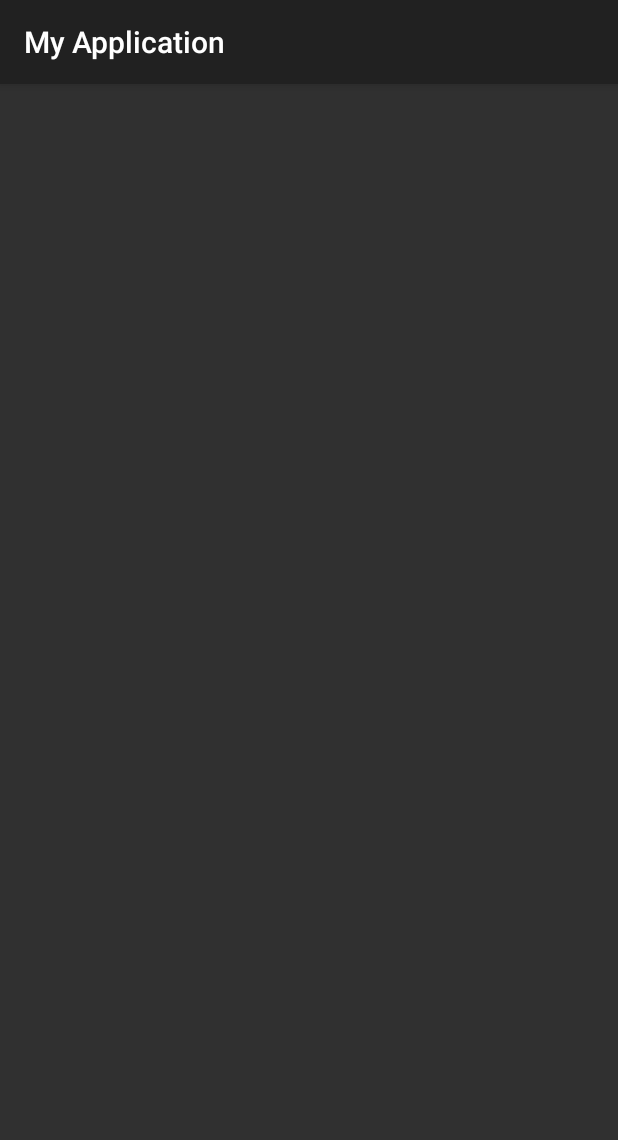
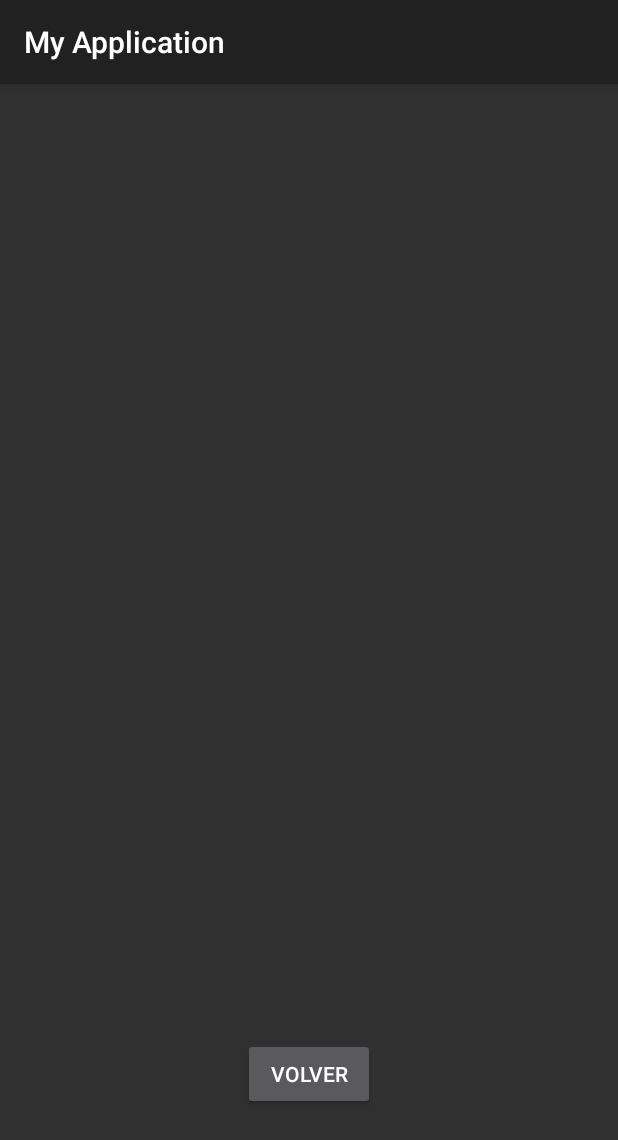
Before and after one commit to ManuelJDonoso/examen_febrero_android, an Android app: the pantallaListado screen opened directly, with no data from a screen before it, on a phone screen of 412 x 824 dp. Shown: the top 1140 px of the screen. Run offline under Robolectric (Android 15) with nearby library versions, the phone set to English and light mode, and no system bars.

Commit message:
pantalla lista

```diff
--- a/app/src/main/java/com/tarea7/examen/pantallaListado.java
+++ b/app/src/main/java/com/tarea7/examen/pantallaListado.java
@@ -1,6 +1,8 @@
 package com.tarea7.examen;
 
 import android.os.Bundle;
+import android.view.View;
+import android.widget.Button;
 
 import androidx.activity.EdgeToEdge;
 import androidx.appcompat.app.AppCompatActivity;
@@ -10,6 +12,7 @@ import androidx.core.view.WindowInsetsCompat;
 
 public class pantallaListado extends AppCompatActivity {
 
+    private Button btn_volver;
     @Override
     protected void onCreate(Bundle savedInstanceState) {
         super.onCreate(savedInstanceState);
@@ -20,5 +23,17 @@ public class pantallaListado extends AppCompatActivity {
             v.setPadding(systemBars.left, systemBars.top, systemBars.right, systemBars.bottom);
             return insets;
         });
+
+        btn_volver=findViewById(R.id.btn_volver);
+        listenerbutton();
+    }
+
+    public void listenerbutton(){
+        btn_volver.setOnClickListener(new View.OnClickListener() {
+            @Override
+            public void onClick(View v) {
+                finish();
+            }
+        });
     }
 }
--- a/app/src/main/res/layout/activity_pantalla_listado.xml
+++ b/app/src/main/res/layout/activity_pantalla_listado.xml
@@ -7,4 +7,22 @@
     android:layout_height="match_parent"
     tools:context=".pantallaListado">
 
+    <ListView
+        android:id="@+id/listView"
+        android:layout_width="332dp"
+        android:layout_height="482dp"
+        app:layout_constraintEnd_toEndOf="parent"
+        app:layout_constraintHorizontal_bias="0.493"
+        app:layout_constraintStart_toStartOf="parent"
+        app:layout_constraintTop_toTopOf="parent" />
+
+    <Button
+        android:id="@+id/btn_volver"
+        android:layout_width="wrap_content"
+        android:layout_height="wrap_content"
+        android:layout_marginTop="154dp"
+        android:text="volver"
+        app:layout_constraintEnd_toEndOf="parent"
+        app:layout_constraintStart_toStartOf="parent"
+        app:layout_constraintTop_toBottomOf="@+id/listView" />
 </androidx.constraintlayout.widget.ConstraintLayout>
```
